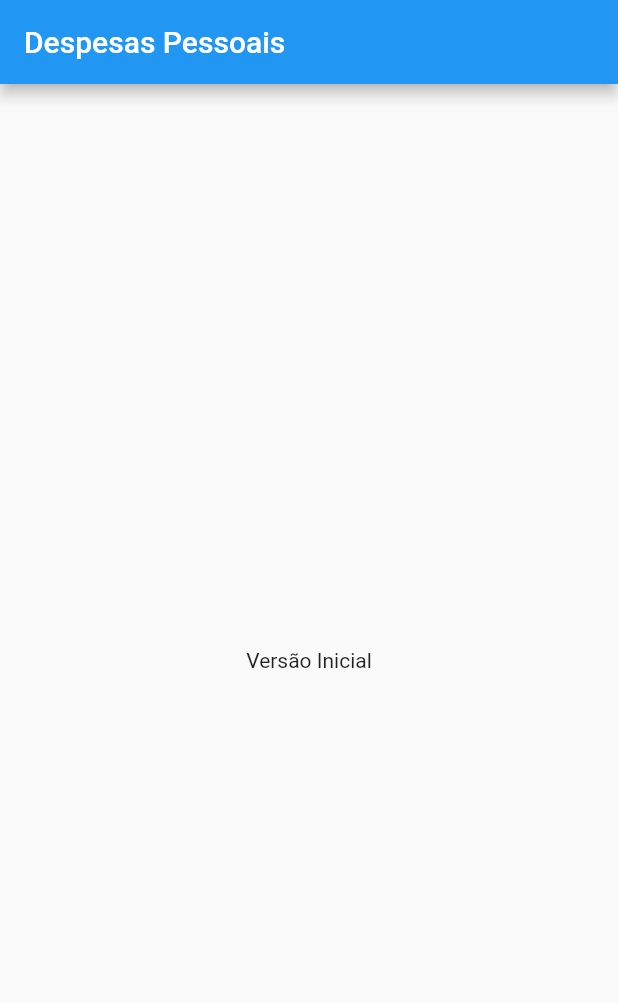
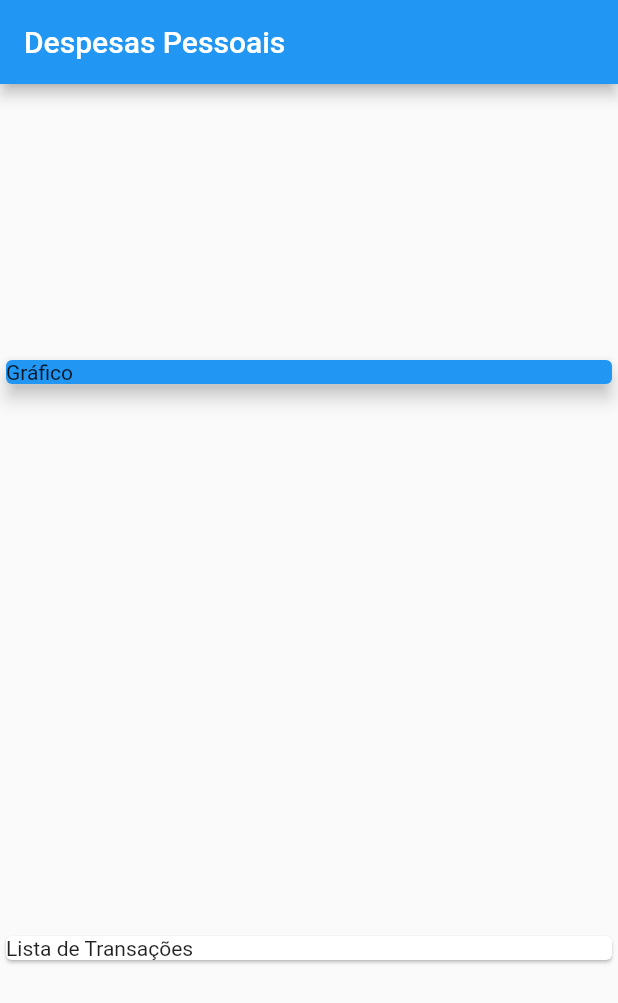
Before and after one commit to IvanMCarval/flutter_application_despesas, a Flutter app: the screen it shows after launch, on a phone screen of 412 x 824 dp. Shown: the top 1003 px of the screen. Run offline on Flutter 3.47's test engine with Material 2 defaults, Android fonts, the phone set to English and light mode, and no system bars.

Commit message:
criado class de transactions, lista de transaction

```diff
--- a/lib/main.dart
+++ b/lib/main.dart
@@ -1,6 +1,7 @@
-// ignore_for_file: prefer_const_constructors
+// ignore_for_file: prefer_const_constructors, prefer_const_literals_to_create_immutables, use_key_in_widget_constructors
 
 import 'package:flutter/material.dart';
+import 'package:flutter_application_despesas/models/transaction.dart';
 
 main() => runApp(ExpensesApp());
 
@@ -16,7 +17,21 @@
 }
 
 class MyHomePage extends StatelessWidget {
-  const MyHomePage({Key? key}) : super(key: key);
+
+  final _transactions = [
+    Transaction(
+      id: 't1',
+      title: 'Novo tênis de corrida',
+      values: 310.76,
+      date: DateTime.now(),
+    ),
+    Transaction(
+      id: 't2',
+      title: 'Conta de luz',
+      values: 211.30,
+      date: DateTime.now(),
+    ),
+  ];
 
   @override
   Widget build(BuildContext context) {
@@ -24,8 +39,21 @@
       appBar: AppBar(
         title: Text('Despesas Pessoais'),
       ),
-      body: Center(
-        child: Text('Versão Inicial'),
+      body: Column(
+        mainAxisAlignment: MainAxisAlignment.spaceAround,
+        crossAxisAlignment: CrossAxisAlignment.stretch,
+        children: [
+          Container(
+            child: Card(
+              color: Colors.blue,
+              elevation: 5,
+              child: Text('Gráfico'),
+            ),
+          ),
+          Card(
+            child: Text('Lista de Transações'),
+          )
+        ],
       ),
     );
   }
--- /dev/null
+++ b/lib/models/transaction.dart
@@ -0,0 +1,13 @@
+class Transaction {
+  final String id;
+  final String title;
+  final double values;
+  final DateTime date;
+
+  Transaction({
+    required this.id,
+    required this.title,
+    required this.values,
+    required this.date,
+  });
+}
```
